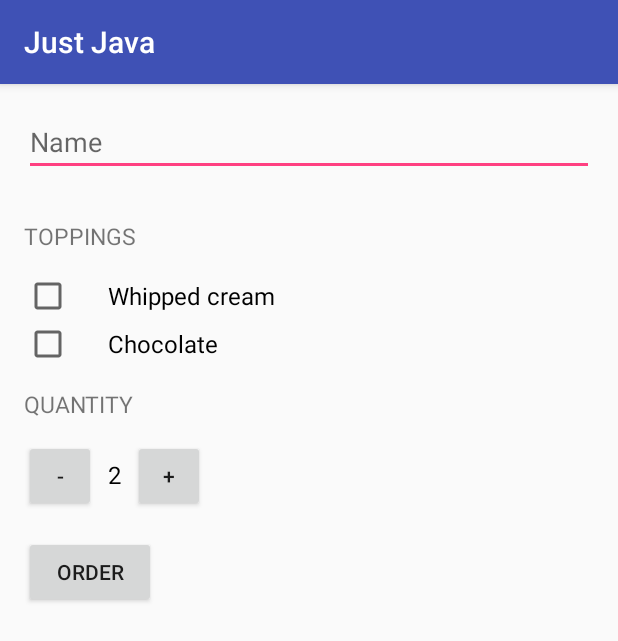
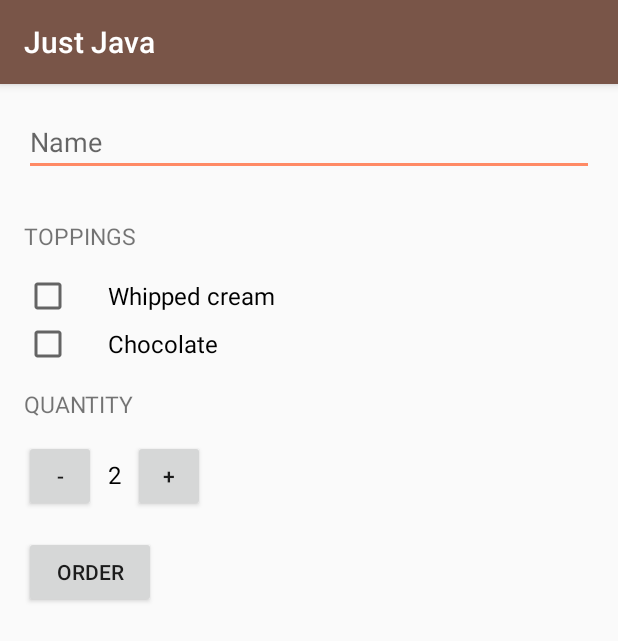
Before and after one commit to reploid3660/Just-Java-coffee-ordering-APP, an Android app: the screen it shows after launch (MainActivity), on a phone screen of 412 x 824 dp. Shown: the top 641 px of the screen. Run offline under Robolectric (Android 15) with nearby library versions, the phone set to English and light mode, and no system bars.

Commit message:
Colors changed to be more "coffee" (colors.xml)

```diff
--- a/app/src/main/res/values/colors.xml
+++ b/app/src/main/res/values/colors.xml
@@ -1,6 +1,6 @@
 <?xml version="1.0" encoding="utf-8"?>
 <resources>
-    <color name="colorPrimary">#3F51B5</color>
-    <color name="colorPrimaryDark">#303F9F</color>
-    <color name="colorAccent">#FF4081</color>
+    <color name="colorPrimary">#795548</color>
+    <color name="colorPrimaryDark">#5D4037</color>
+    <color name="colorAccent">#FF8A65</color>
 </resources>
```
